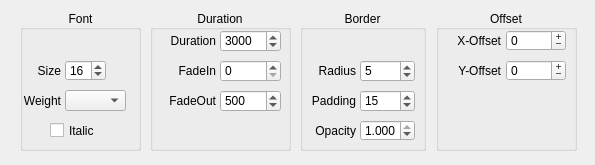
Qt form QKeyMapper/qnotificationsetupdialog.ui (Zalafina/QKeyMapper) before a commit.
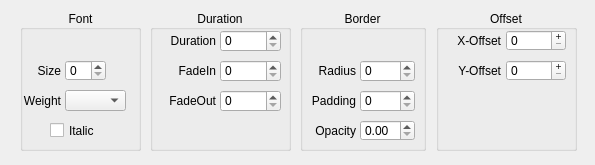
The same form after that commit.

Diff of the .ui file:
```diff
--- a/QKeyMapper/qnotificationsetupdialog.ui
+++ b/QKeyMapper/qnotificationsetupdialog.ui
@@ -25,15 +25,6 @@
    <property name="focusPolicy">
     <enum>Qt::FocusPolicy::ClickFocus</enum>
    </property>
-   <property name="minimum">
-    <number>1</number>
-   </property>
-   <property name="maximum">
-    <number>72</number>
-   </property>
-   <property name="value">
-    <number>16</number>
-   </property>
   </widget>
   <widget class="QLabel" name="fontSizeLabel">
    <property name="geometry">
@@ -63,15 +54,6 @@
    <property name="focusPolicy">
     <enum>Qt::FocusPolicy::ClickFocus</enum>
    </property>
-   <property name="minimum">
-    <number>1</number>
-   </property>
-   <property name="maximum">
-    <number>99999</number>
-   </property>
-   <property name="value">
-    <number>3000</number>
-   </property>
   </widget>
   <widget class="QLabel" name="durationLabel">
    <property name="geometry">
@@ -101,18 +83,6 @@
    <property name="focusPolicy">
     <enum>Qt::FocusPolicy::ClickFocus</enum>
    </property>
-   <property name="decimals">
-    <number>3</number>
-   </property>
-   <property name="maximum">
-    <double>1.000000000000000</double>
-   </property>
-   <property name="singleStep">
-    <double>0.010000000000000</double>
-   </property>
-   <property name="value">
-    <double>1.000000000000000</double>
-   </property>
   </widget>
   <widget class="QLabel" name="opacityLabel">
    <property name="geometry">
@@ -174,15 +144,6 @@
    <property name="focusPolicy">
     <enum>Qt::FocusPolicy::ClickFocus</enum>
    </property>
-   <property name="minimum">
-    <number>0</number>
-   </property>
-   <property name="maximum">
-    <number>1000</number>
-   </property>
-   <property name="value">
-    <number>5</number>
-   </property>
   </widget>
   <widget class="QLabel" name="borderRadiusLabel">
    <property name="geometry">
@@ -228,15 +189,6 @@
    <property name="focusPolicy">
     <enum>Qt::FocusPolicy::ClickFocus</enum>
    </property>
-   <property name="minimum">
-    <number>0</number>
-   </property>
-   <property name="maximum">
-    <number>1000</number>
-   </property>
-   <property name="value">
-    <number>15</number>
-   </property>
   </widget>
   <widget class="QComboBox" name="fontWeightComboBox">
    <property name="geometry">
@@ -288,12 +240,6 @@
    <property name="buttonSymbols">
     <enum>QAbstractSpinBox::ButtonSymbols::PlusMinus</enum>
    </property>
-   <property name="minimum">
-    <number>-5000</number>
-   </property>
-   <property name="maximum">
-    <number>5000</number>
-   </property>
   </widget>
   <widget class="QSpinBox" name="x_offsetSpinBox">
    <property name="geometry">
@@ -310,12 +256,6 @@
    <property name="buttonSymbols">
     <enum>QAbstractSpinBox::ButtonSymbols::PlusMinus</enum>
    </property>
-   <property name="minimum">
-    <number>-5000</number>
-   </property>
-   <property name="maximum">
-    <number>5000</number>
-   </property>
   </widget>
   <widget class="QLabel" name="x_offsetLabel">
    <property name="geometry">
@@ -428,15 +368,6 @@
    <property name="focusPolicy">
     <enum>Qt::FocusPolicy::ClickFocus</enum>
    </property>
-   <property name="minimum">
-    <number>0</number>
-   </property>
-   <property name="maximum">
-    <number>99999</number>
-   </property>
-   <property name="value">
-    <number>500</number>
-   </property>
   </widget>
   <widget class="QGroupBox" name="durationGroupBox">
    <property name="geometry">
```
Left out of the diff: 10 changed lines with no effect on the pictures.
